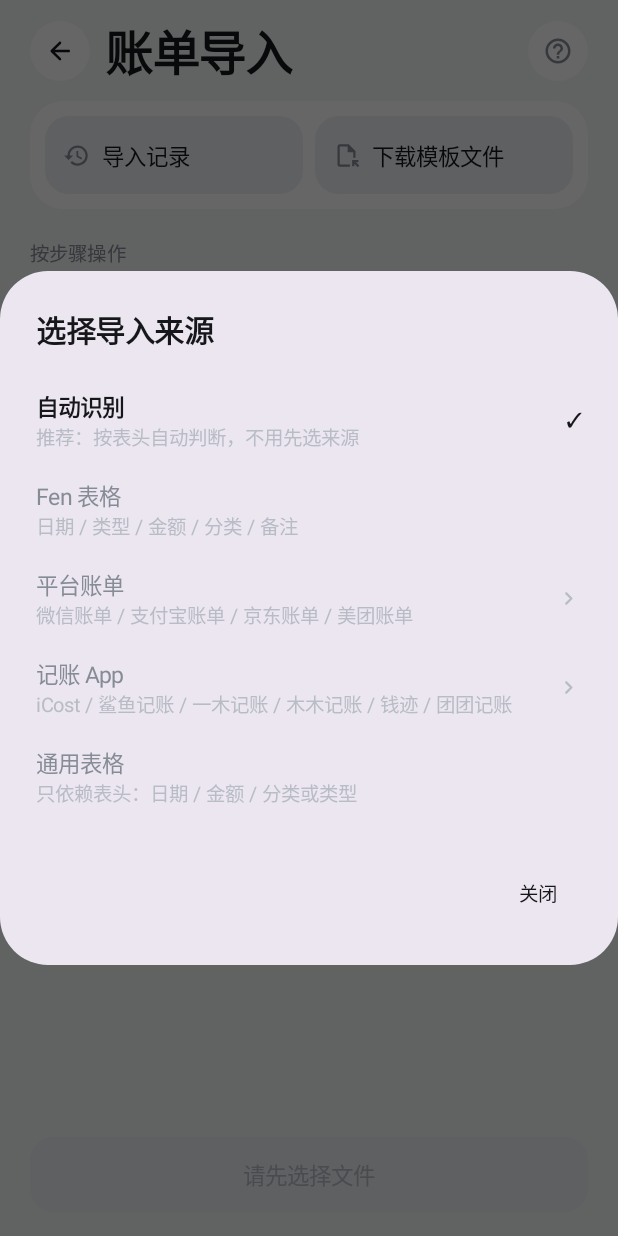
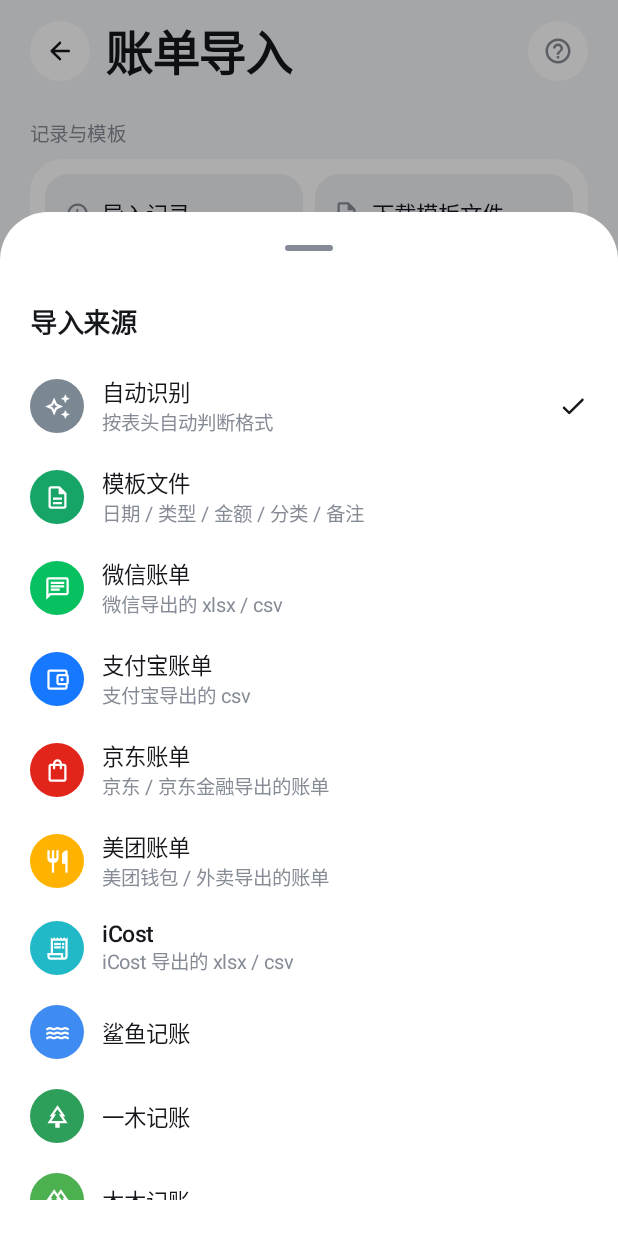
Before and after one commit to Aj002Th/fen, an Android app built with Jetpack Compose: the ImportScreen screen opened through its navigation route, after a tap on "选择导入来源", on a phone screen of 412 x 824 dp. Run offline under Robolectric (Android 15) with nearby library versions, the phone set to English and light mode, and no system bars.

Commit message:
feat: 导入来源改为底部平铺菜单，补充记录与模板标题
- 来源选择改为 ModalBottomSheet 平铺列表，去掉二级菜单，点一下即选
- 每项加品牌色图标；Fen 表格改名为「模板文件」
- 导入页在导入记录/下载模板上方加「记录与模板」小标题

```diff
--- a/app/src/main/java/app/fen/data/exchange/ImportSource.kt
+++ b/app/src/main/java/app/fen/data/exchange/ImportSource.kt
@@ -8,7 +8,7 @@ package app.fen.data.exchange
  */
 enum class ImportSource(val label: String, val group: String, val note: String = "") {
     AUTO("自动识别", "", "按表头自动判断格式"),
-    FEN_CSV("Fen 表格", "", "CSV / xlsx，可自行编辑"),
+    FEN_CSV("模板文件", "", "日期 / 类型 / 金额 / 分类 / 备注"),
 
     WECHAT("微信账单", "平台账单", "微信导出的 xlsx / csv"),
     ALIPAY("支付宝账单", "平台账单", "支付宝导出的 csv"),
@@ -31,12 +31,12 @@ enum class ImportSource(val label: String, val group: String, val note: String =
     val isBackup: Boolean get() = this == FEN_JSON
 
     companion object {
-        /** 一级菜单里带二级的组 */
-        val groups: List<String> = listOf("平台账单", "记账 App")
-
-        /** 一级菜单里直接可选的来源 */
-        val direct: List<ImportSource> = listOf(FEN_CSV, GENERIC)
-
-        fun inGroup(group: String): List<ImportSource> = entries.filter { it.group == group }
+        /** 来源选择器里的平铺顺序（不做二级菜单）。 */
+        val pickerOrder: List<ImportSource> = listOf(
+            AUTO, FEN_CSV,
+            WECHAT, ALIPAY, JD, MEITUAN,
+            ICOST, SHAYU, YIMU, MUMU, QIANJI, TUANTUAN,
+            GENERIC,
+        )
     }
 }
--- a/app/src/main/java/app/fen/ui/screens/ImportScreen.kt
+++ b/app/src/main/java/app/fen/ui/screens/ImportScreen.kt
@@ -26,22 +26,39 @@ import androidx.compose.foundation.rememberScrollState
 import androidx.compose.foundation.shape.RoundedCornerShape
 import androidx.compose.foundation.verticalScroll
 import androidx.compose.material.icons.Icons
+import androidx.compose.material.icons.automirrored.outlined.ReceiptLong
+import androidx.compose.material.icons.automirrored.outlined.TrendingUp
 import androidx.compose.material.icons.automirrored.rounded.ArrowBack
+import androidx.compose.material.icons.outlined.AccountBalanceWallet
+import androidx.compose.material.icons.outlined.AutoAwesome
+import androidx.compose.material.icons.outlined.Chat
 import androidx.compose.material.icons.outlined.CheckCircle
+import androidx.compose.material.icons.outlined.Description
 import androidx.compose.material.icons.outlined.ErrorOutline
 import androidx.compose.material.icons.outlined.FileOpen
+import androidx.compose.material.icons.outlined.Forest
+import androidx.compose.material.icons.outlined.Groups
 import androidx.compose.material.icons.outlined.HelpOutline
 import androidx.compose.material.icons.outlined.History
+import androidx.compose.material.icons.outlined.Park
+import androidx.compose.material.icons.outlined.Restaurant
+import androidx.compose.material.icons.outlined.ShoppingBag
+import androidx.compose.material.icons.outlined.TableChart
+import androidx.compose.material.icons.outlined.Water
 import androidx.compose.material.icons.outlined.WarningAmber
+import androidx.compose.material.icons.rounded.Check
 import androidx.compose.material.icons.rounded.ChevronRight
 import androidx.compose.material3.AlertDialog
 import androidx.compose.material3.CircularProgressIndicator
+import androidx.compose.material3.ExperimentalMaterial3Api
 import androidx.compose.material3.Icon
 import androidx.compose.material3.MaterialTheme
+import androidx.compose.material3.ModalBottomSheet
 import androidx.compose.material3.Surface
 import androidx.compose.material3.Switch
 import androidx.compose.material3.Text
 import androidx.compose.material3.TextButton
+import androidx.compose.material3.rememberModalBottomSheetState
 import androidx.compose.runtime.Composable
 import androidx.compose.runtime.getValue
 import androidx.compose.runtime.mutableStateOf
@@ -51,6 +68,7 @@ import androidx.compose.ui.Alignment
 import androidx.compose.ui.Modifier
 import androidx.compose.ui.draw.clip
 import androidx.compose.ui.graphics.Color
+import androidx.compose.ui.graphics.vector.ImageVector
 import androidx.compose.ui.text.font.FontWeight
 import androidx.compose.ui.text.style.TextAlign
 import androidx.compose.ui.unit.dp
@@ -68,6 +86,7 @@ import app.fen.data.exchange.UNCATEGORIZED_NAME
 import app.fen.ui.ImportStage
 import app.fen.ui.ImportUiState
 import app.fen.ui.components.CircleAction
+import app.fen.ui.components.IconBadge
 import app.fen.ui.components.SectionLabel
 import app.fen.ui.components.Segmented
 import app.fen.ui.theme.Fen
@@ -233,7 +252,7 @@ fun ImportScreen(
     }
 
     if (sourcePicker) {
-        SourcePickerDialog(
+        ImportSourceSheet(
             current = state.source,
             onDismiss = { sourcePicker = false },
             onPick = {
@@ -332,6 +351,12 @@ private fun SetupContent(
                     }
                 }
             } else {
+                item {
+                    SectionLabel(
+                        "记录与模板",
+                        modifier = Modifier.padding(top = 12.dp, bottom = 8.dp),
+                    )
+                }
                 item {
                     Surface(
                         shape = RoundedCornerShape(22.dp),
@@ -492,79 +517,101 @@ private fun RowDivider() {
 private fun sourceText(source: ImportSource): String = when {
     source == ImportSource.AUTO -> "自动识别（推荐）"
     source == ImportSource.FEN_JSON -> "完整备份"
-    source.group.isBlank() -> source.label
-    else -> "${source.group} · ${source.label}"
+    else -> source.label
 }
 
-/**
- * 二级来源选择：第一层是「自动识别 / Fen / iCost / 平台账单 / 其他」，
- * 第二层才是具体格式。Fen 和 iCost 各自有 CSV/JSON、导出/模板两种。
- */
+/** 平铺的导入来源选择：点一下直接生效，不再做二级菜单。 */
+@OptIn(ExperimentalMaterial3Api::class)
 @Composable
-private fun SourcePickerDialog(
+private fun ImportSourceSheet(
     current: ImportSource,
     onDismiss: () -> Unit,
     onPick: (ImportSource) -> Unit,
 ) {
-    var group by remember { mutableStateOf<String?>(null) }
-    val activeGroup = group
-
-    AlertDialog(
+    ModalBottomSheet(
         onDismissRequest = onDismiss,
-        title = {
-            Row(verticalAlignment = Alignment.CenterVertically) {
-                if (activeGroup != null) {
-                    Text(
-                        "‹",
-                        style = MaterialTheme.typography.headlineSmall,
-                        modifier = Modifier.clickable { group = null }.padding(end = 12.dp),
-                    )
-                }
-                Text(if (activeGroup == null) "选择导入来源" else activeGroup)
-            }
-        },
-        text = {
-            Column(Modifier.heightIn(max = 440.dp).verticalScroll(rememberScrollState())) {
-                if (activeGroup == null) {
-                    OptionRow(
-                        title = "自动识别",
-                        subtitle = "推荐：按表头自动判断，不用先选来源",
-                        selected = current == ImportSource.AUTO,
-                    ) { onPick(ImportSource.AUTO) }
-                    OptionRow(
-                        title = "Fen 表格",
-                        subtitle = "日期 / 类型 / 金额 / 分类 / 备注",
-                        selected = current == ImportSource.FEN_CSV,
-                    ) { onPick(ImportSource.FEN_CSV) }
-                    ImportSource.groups.forEach { name ->
-                        val children = ImportSource.inGroup(name)
-                        OptionRow(
-                            title = name,
-                            subtitle = children.joinToString(" / ") { it.label },
-                            selected = current.group == name,
-                            trailingChevron = true,
-                        ) { group = name }
-                    }
-                    OptionRow(
-                        title = "通用表格",
-                        subtitle = "只依赖表头：日期 / 金额 / 分类或类型",
-                        selected = current == ImportSource.GENERIC,
-                    ) { onPick(ImportSource.GENERIC) }
-                } else {
-                    ImportSource.inGroup(activeGroup).forEach { source ->
-                        OptionRow(
-                            title = source.label,
-                            subtitle = source.note,
-                            selected = current == source,
-                        ) { onPick(source) }
+        sheetState = rememberModalBottomSheetState(skipPartiallyExpanded = true),
+        containerColor = Fen.colors.surface,
+    ) {
+        Column(Modifier.fillMaxWidth().padding(bottom = 24.dp)) {
+            Text(
+                "导入来源",
+                style = MaterialTheme.typography.titleLarge,
+                modifier = Modifier.padding(horizontal = 20.dp, vertical = 12.dp),
+            )
+            LazyColumn(Modifier.heightIn(max = 560.dp)) {
+                items(ImportSource.pickerOrder, key = { it.name }) { source ->
+                    Row(
+                        modifier = Modifier
+                            .fillMaxWidth()
+                            .clickable { onPick(source) }
+                            .padding(horizontal = 20.dp, vertical = 10.dp),
+                        verticalAlignment = Alignment.CenterVertically,
+                    ) {
+                        IconBadge(
+                            icon = sourceIcon(source),
+                            color = sourceTint(source),
+                            size = 36.dp,
+                            iconSize = 18.dp,
+                        )
+                        Spacer(Modifier.size(12.dp))
+                        Column(Modifier.weight(1f)) {
+                            Text(source.label, style = MaterialTheme.typography.titleMedium)
+                            if (source.note.isNotBlank()) {
+                                Text(
+                                    source.note,
+                                    style = MaterialTheme.typography.bodyMedium,
+                                    color = Fen.colors.inkSoft,
+                                )
+                            }
+                        }
+                        if (source == current) {
+                            Icon(
+                                Icons.Rounded.Check,
+                                contentDescription = null,
+                                tint = Fen.colors.ink,
+                                modifier = Modifier.size(20.dp),
+                            )
+                        }
                     }
                 }
             }
-        },
-        confirmButton = {
-            TextButton(onClick = onDismiss) { Text("关闭") }
-        },
-    )
+        }
+    }
+}
+
+private fun sourceIcon(source: ImportSource): ImageVector = when (source) {
+    ImportSource.AUTO -> Icons.Outlined.AutoAwesome
+    ImportSource.FEN_CSV -> Icons.Outlined.Description
+    ImportSource.WECHAT -> Icons.Outlined.Chat
+    ImportSource.ALIPAY -> Icons.Outlined.AccountBalanceWallet
+    ImportSource.JD -> Icons.Outlined.ShoppingBag
+    ImportSource.MEITUAN -> Icons.Outlined.Restaurant
+    ImportSource.ICOST -> Icons.AutoMirrored.Outlined.ReceiptLong
+    ImportSource.SHAYU -> Icons.Outlined.Water
+    ImportSource.YIMU -> Icons.Outlined.Park
+    ImportSource.MUMU -> Icons.Outlined.Forest
+    ImportSource.QIANJI -> Icons.AutoMirrored.Outlined.TrendingUp
+    ImportSource.TUANTUAN -> Icons.Outlined.Groups
+    ImportSource.GENERIC -> Icons.Outlined.TableChart
+    ImportSource.FEN_JSON -> Icons.AutoMirrored.Outlined.ReceiptLong
+}
+
+private fun sourceTint(source: ImportSource): Color = when (source) {
+    ImportSource.AUTO -> Color(0xFF7C8794)
+    ImportSource.FEN_CSV -> Color(0xFF17A467)
+    ImportSource.WECHAT -> Color(0xFF07C160)
+    ImportSource.ALIPAY -> Color(0xFF1677FF)
+    ImportSource.JD -> Color(0xFFE1251B)
+    ImportSource.MEITUAN -> Color(0xFFFFB300)
+    ImportSource.ICOST -> Color(0xFF21B8C7)
+    ImportSource.SHAYU -> Color(0xFF3E8BF2)
+    ImportSource.YIMU -> Color(0xFF2E9E5B)
+    ImportSource.MUMU -> Color(0xFF4CAF50)
+    ImportSource.QIANJI -> Color(0xFF2468F2)
+    ImportSource.TUANTUAN -> Color(0xFFF2A93E)
+    ImportSource.GENERIC -> Color(0xFF7C8794)
+    ImportSource.FEN_JSON -> Color(0xFF8B6CF2)
 }
 
 /* ------------------------------- 解析结果 ------------------------------- */
```
